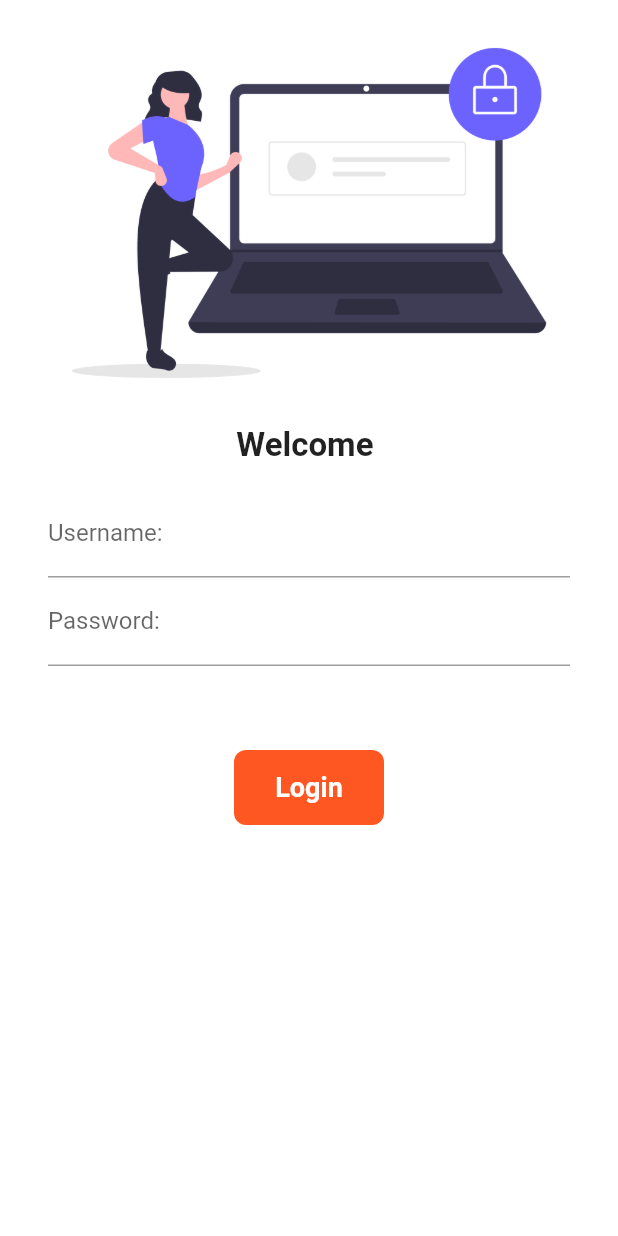
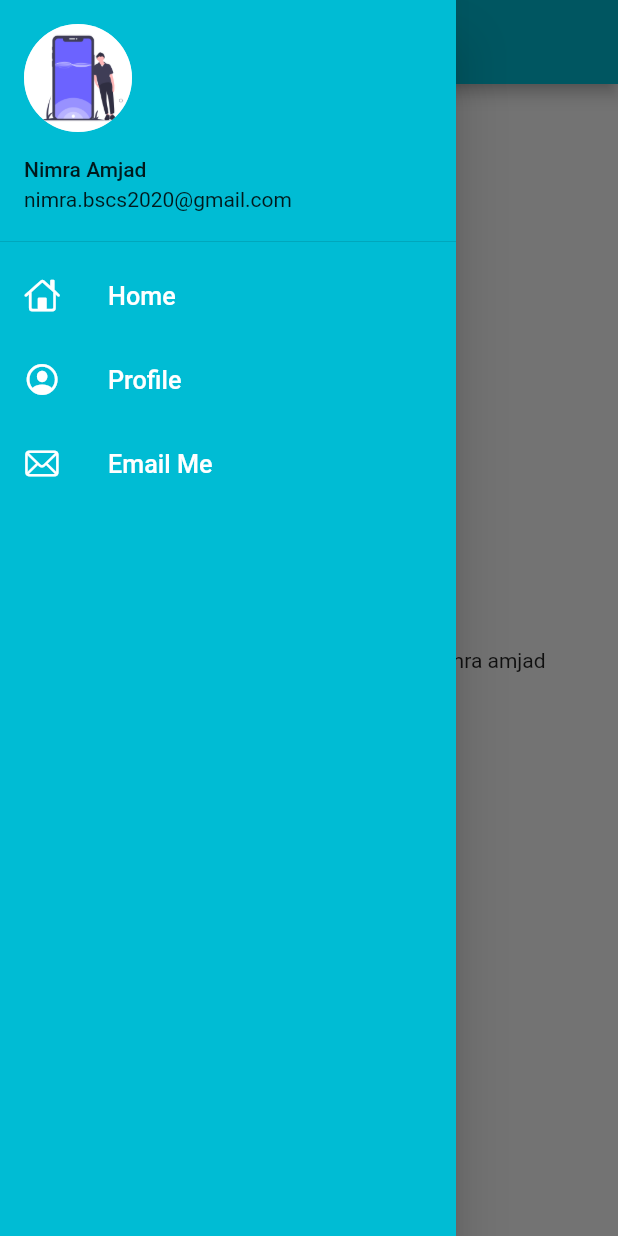
Before and after one commit to Nimra-Amjad/Flutter_App, a Flutter app: the screen it shows after launch, with the side drawer open (before the commit the screen has no drawer), on a phone screen of 412 x 824 dp. Run offline on Flutter 3.47's test engine with Material 2 defaults, Android fonts, the phone set to English and light mode, and no system bars; missing offline and left inert: dart:html.

Commit message:
day7 completed

```diff
--- a/lib/main.dart
+++ b/lib/main.dart
@@ -17,6 +17,7 @@ class MyApp extends StatelessWidget {
       theme: ThemeData(primarySwatch: Colors.cyan),
       darkTheme: ThemeData(primarySwatch: Colors.brown),
       debugShowCheckedModeBanner: false,
+      initialRoute: MyRoutes.homeroute,
       routes: {
         "/": (context) => const LoginPage(),
         MyRoutes.homeroute: (context) => const Homepage(),
--- a/lib/pages/home_page.dart
+++ b/lib/pages/home_page.dart
@@ -1,4 +1,5 @@
 import 'package:flutter/material.dart';
+import 'package:flutter_application_1/widgets/drawer.dart';
 
 class Homepage extends StatelessWidget {
   const Homepage({Key? key}) : super(key: key);
@@ -15,7 +16,7 @@ class Homepage extends StatelessWidget {
           child: Text("Welcome to my $days days of flutter by $name"),
         ),
       ),
-      drawer: const Drawer(),
+      drawer: const MyDrawer(),
     );
   }
 }
--- /dev/null
+++ b/lib/widgets/drawer.dart
@@ -0,0 +1,70 @@
+import 'package:flutter/cupertino.dart';
+import 'package:flutter/material.dart';
+
+class MyDrawer extends StatelessWidget {
+  const MyDrawer({Key? key}) : super(key: key);
+
+  @override
+  Widget build(BuildContext context) {
+    return Drawer(
+      child: Container(
+        color: Colors.cyan,
+        child: ListView(
+          padding: EdgeInsets.zero,
+          children: const [
+            DrawerHeader(
+              padding: EdgeInsets.zero,
+              child: UserAccountsDrawerHeader(
+                /*decoration: BoxDecoration(
+                  image: DecorationImage(
+                    image: AssetImage("assets/images/mobile.png"),
+                    fit: BoxFit.cover,
+                  ),
+                ),*/
+                currentAccountPicture: CircleAvatar(
+                  backgroundImage: AssetImage("assets/images/mobile.png"),
+                ),
+                margin: EdgeInsets.zero,
+                accountName: Text("Nimra Amjad"),
+                accountEmail: Text("nimra.bscs2020@gmail.com"),
+              ),
+            ),
+            ListTile(
+              leading: Icon(
+                CupertinoIcons.home,
+                color: Colors.white,
+              ),
+              title: Text(
+                "Home",
+                textScaleFactor: 1.2,
+                style: TextStyle(color: Colors.white),
+              ),
+            ),
+            ListTile(
+              leading: Icon(
+                CupertinoIcons.profile_circled,
+                color: Colors.white,
+              ),
+              title: Text(
+                "Profile",
+                textScaleFactor: 1.2,
+                style: TextStyle(color: Colors.white),
+              ),
+            ),
+            ListTile(
+              leading: Icon(
+                CupertinoIcons.mail,
+                color: Colors.white,
+              ),
+              title: Text(
+                "Email Me",
+                textScaleFactor: 1.2,
+                style: TextStyle(color: Colors.white),
+              ),
+            )
+          ],
+        ),
+      ),
+    );
+  }
+}
```
Also changed, not shown: assets/images/mobile.png (added).
